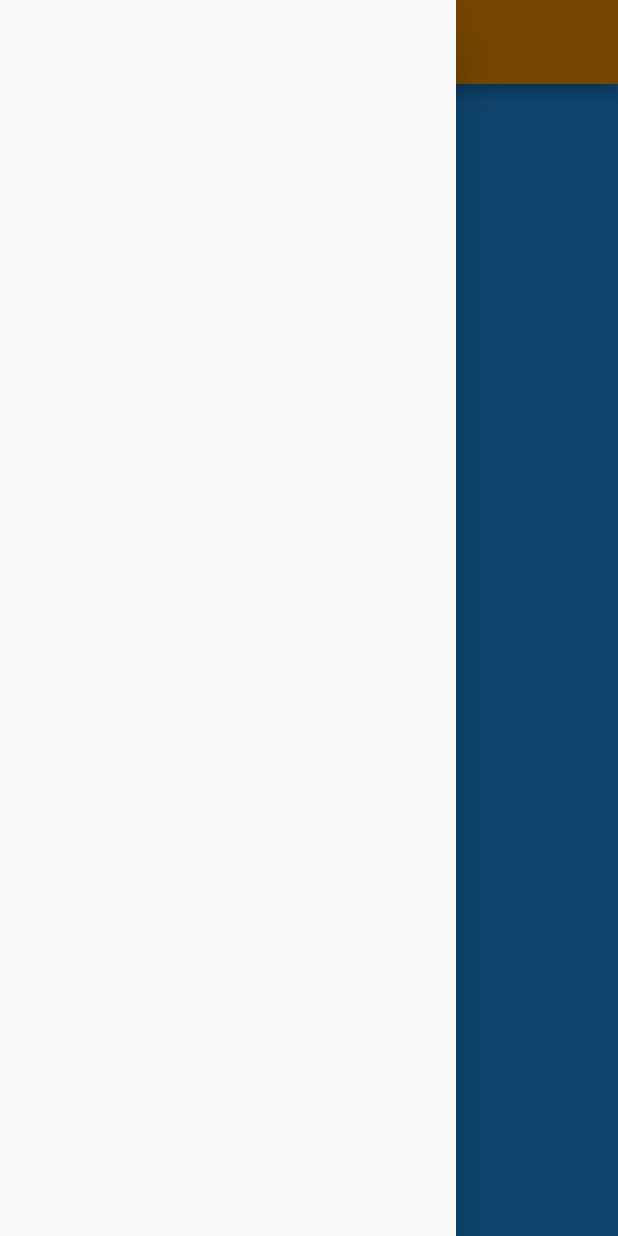
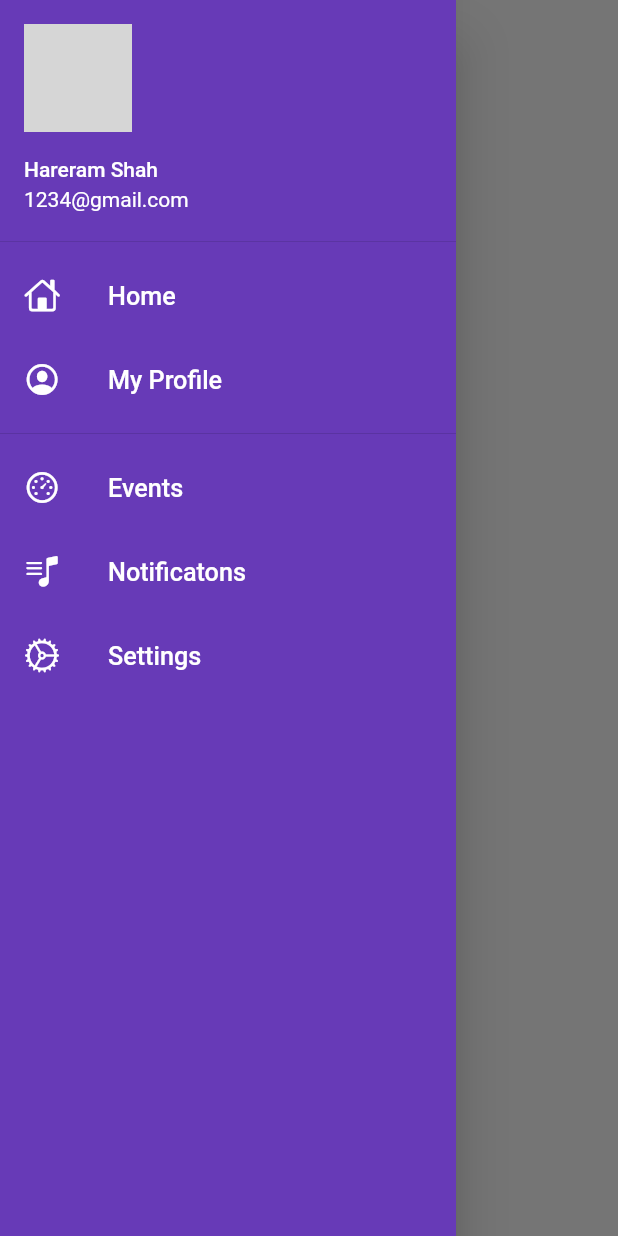
Before and after one commit to kitkat730/Flutter_30Days_Of_Code, a Flutter app: the screen it shows after launch, with the side drawer open, on a phone screen of 412 x 824 dp. Run offline on Flutter 3.47's test engine with Material 2 defaults, Android fonts, the phone set to English and light mode, and no system bars; network calls fail; grey boxes are pictures that could not be loaded.

Commit message:
all about theme

```diff
--- a/lib/main.dart
+++ b/lib/main.dart
@@ -3,6 +3,7 @@ import 'package:flutter_application_1/pages/home_page.dart';
 import 'package:flutter_application_1/pages/login.dart';
 //import 'package:google_fonts/google_fonts.dart';
 import 'package:flutter_application_1/utils/Routes.dart';
+import 'package:flutter_application_1/widgets/theme.dart';
 
 void main() {
   runApp(const App());
@@ -16,13 +17,11 @@ class App extends StatelessWidget {
     return MaterialApp(
       // home: HomePage(),
       themeMode: ThemeMode.light,
-      theme: ThemeData(
-        primarySwatch: Colors.orange,
-        // fontFamily: GoogleFonts.lato().fontFamily
-        //textTheme : GoogleFonts.latoTextTheme()
-      ),
+      theme: MyTheme.lightTheme(context),
+          // fontFamily: GoogleFonts.lato().fontFamily
+          //textTheme : GoogleFonts.latoTextTheme()
       debugShowCheckedModeBanner: false,
-      darkTheme: ThemeData(brightness: Brightness.dark),
+      darkTheme:MyTheme.DarkTheme(),
       routes: {
         "/": (context) => HomePage(),
         MyRoutes.HomeRoute: (context) => HomePage(),
--- /dev/null
+++ b/lib/models/catalog.dart
@@ -0,0 +1,9 @@
+
+class MyModels {
+  final String id = "";
+  final String name = '';
+  final String desc = '';
+  final num price = 0;
+  final String color = "#ffffff";
+  final String imageUrl = "";
+}
--- a/lib/pages/home_page.dart
+++ b/lib/pages/home_page.dart
@@ -4,9 +4,13 @@ import 'package:flutter_application_1/widgets/drawer.dart';
 class HomePage extends StatelessWidget {
   Widget build(BuildContext context) {
     return Scaffold(
-      backgroundColor: Colors.blue,
+      backgroundColor: Colors.white,
       appBar: AppBar(
-        title: const Text("Heading"),
+        //title: const Text("Catalog"),
+         title: const Text("Catalog",style: TextStyle(color: Colors.black),textAlign: TextAlign.center,),
+        //backgroundColor: Colors.white,
+        //iconTheme: IconThemeData(color: Colors.black),
+        //elevation: 0.0,
       ),
       body: const Center(
         child: Text("Welcome to Day 2"),
--- a/lib/widgets/drawer.dart
+++ b/lib/widgets/drawer.dart
@@ -1,12 +1,69 @@
+import 'package:flutter/cupertino.dart';
 import 'package:flutter/material.dart';
 
-class MyDrawer extends StatelessWidget
-{
+class MyDrawer extends StatelessWidget {
   @override
-  Widget build(BuildContext context)
-  {
+  static const ImageUrl = "https://avatars.githubusercontent.com/u/32953922?v=4";
+  Widget build(BuildContext context) {
     return Drawer(
-
+      child: Container(
+        color: Colors.deepPurple,
+        padding: EdgeInsets.zero,
+        child: ListView(
+          padding: EdgeInsets.zero,
+          children: [
+            const DrawerHeader(
+              padding: EdgeInsets.zero,
+              child: UserAccountsDrawerHeader(
+                margin: EdgeInsets.zero,
+                accountName: const Text("Hareram Shah"),
+                accountEmail: const Text("1234@gmail.com"),
+                currentAccountPicture: CircleAvatar(
+                  backgroundImage: NetworkImage(ImageUrl),
+                ),
+              ),
+            ),
+            const ListTile(
+                 leading: Icon(CupertinoIcons.home,
+                 color: Colors.white,
+                 ),
+                 title: const Text("Home",
+                 textScaleFactor: 1.2,
+                 style:TextStyle(color: Colors.white,),
+            ),
+            ),
+            const ListTile(
+              leading: Icon(CupertinoIcons.profile_circled,
+              color: Colors.white,
+              ),
+              title: const Text("My Profile",textScaleFactor: 1.2,
+              style: TextStyle(color: Colors.white),),
+            ),
+            Divider(),
+            const ListTile(
+              leading: Icon(CupertinoIcons.speedometer,
+              color: Colors.white,
+              ),
+              title: const Text("Events",textScaleFactor: 1.2,
+              style: TextStyle(color: Colors.white),),
+            ),
+            const ListTile(
+              leading: Icon(CupertinoIcons.music_note_list,
+              color: Colors.white,
+              ),
+              title: const Text("Notificatons",textScaleFactor: 1.2,
+              style: TextStyle(color: Colors.white),),
+            ),
+            const ListTile(
+              leading: Icon(CupertinoIcons.settings,
+              color: Colors.white,
+              ),
+              title: const Text("Settings",textScaleFactor: 1.2,
+              style: TextStyle(color: Colors.white),),
+            )
+          ],
+        ),
+      ),
     );
   }
 }
--- /dev/null
+++ b/lib/widgets/theme.dart
@@ -0,0 +1,18 @@
+import 'package:flutter/material.dart';
+
+class MyTheme
+{
+  static ThemeData lightTheme(BuildContext context) =>
+  ThemeData(
+          primarySwatch: Colors.deepPurple,
+          backgroundColor: Colors.white,
+          appBarTheme: const AppBarTheme(
+          backgroundColor: Colors.white,
+          iconTheme: IconThemeData(color: Colors.black),
+          elevation: 0,
+          centerTitle: true,
+          ));
+
+   static ThemeData DarkTheme() =>  ThemeData(brightness: Brightness.dark);
+
+}
```
